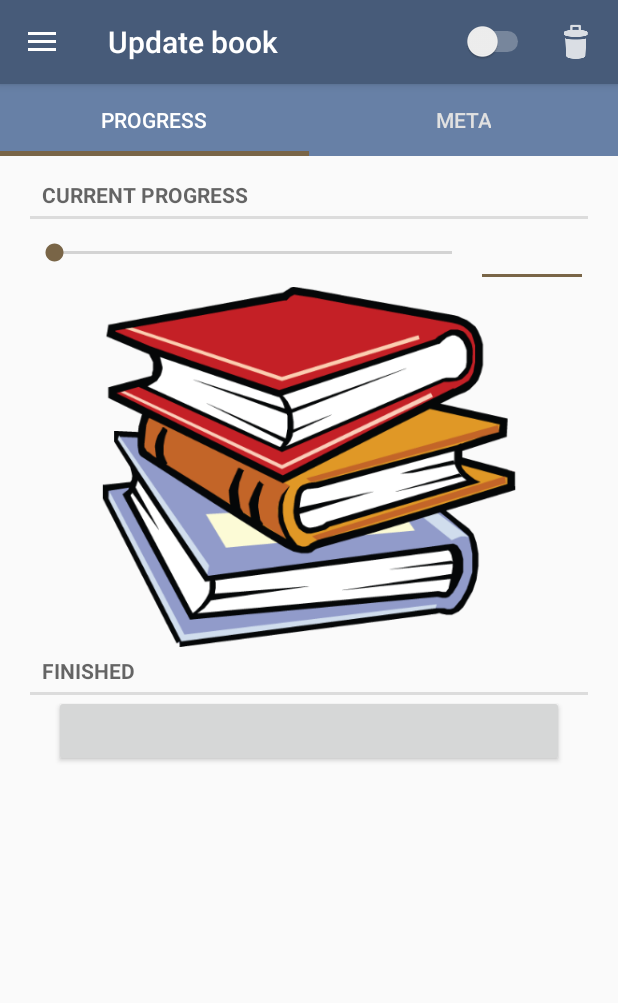
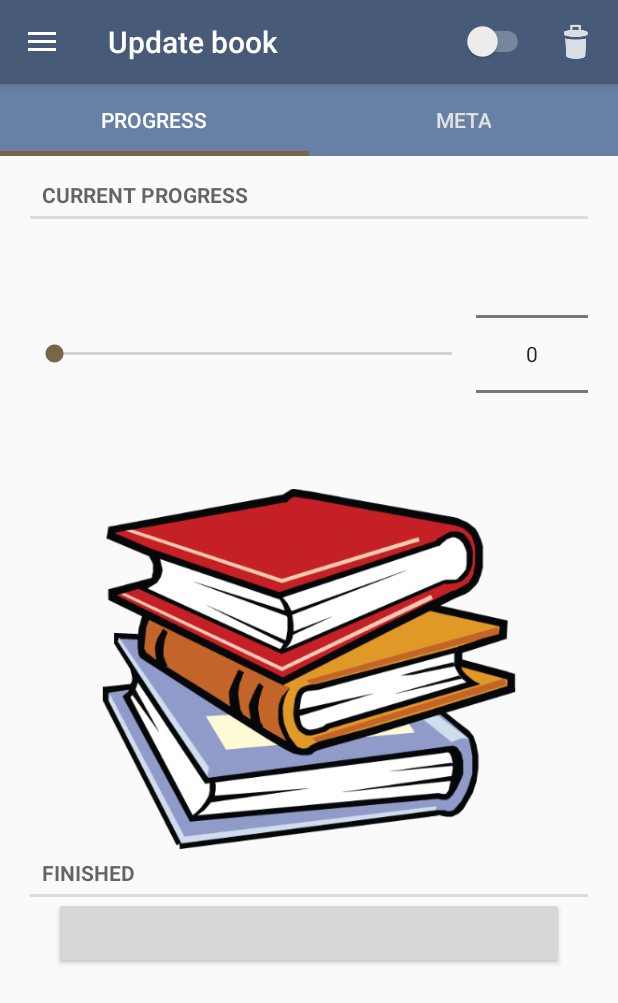
Before and after one commit to nyakeh/PaperTrail, an Android app: the ProgressFragment screen opened directly, with no data from a screen before it, on a phone screen of 412 x 824 dp. Shown: the top 1003 px of the screen. Run offline under Robolectric (Android 15) with nearby library versions, the phone set to English and light mode, and no system bars; our stand-ins replace Picasso; 18 statements that could not run were skipped.

Commit message:
Make it easier to precisely up update your progress, by using a NumberPicker.

```diff
--- a/app/src/main/java/uk/co/nyakeh/papertrail/InputFilterMinMax.java
+++ b/app/src/main/java/uk/co/nyakeh/papertrail/InputFilterMinMax.java
@@ -11,12 +11,6 @@ public class InputFilterMinMax implements InputFilter {
         this.min = min;
         this.max = max;
     }
-
-    public InputFilterMinMax(String min, String max) {
-        this.min = Integer.parseInt(min);
-        this.max = Integer.parseInt(max);
-    }
-
     @Override
     public CharSequence filter(CharSequence source, int start, int end, Spanned dest, int dstart, int dend) {
         try {
--- a/app/src/main/java/uk/co/nyakeh/papertrail/ProgressFragment.java
+++ b/app/src/main/java/uk/co/nyakeh/papertrail/ProgressFragment.java
@@ -5,16 +5,13 @@ import android.content.Intent;
 import android.os.Bundle;
 import android.support.v4.app.Fragment;
 import android.support.v4.app.FragmentManager;
-import android.text.Editable;
-import android.text.InputFilter;
-import android.text.TextWatcher;
 import android.text.format.DateFormat;
 import android.view.LayoutInflater;
 import android.view.View;
 import android.view.ViewGroup;
 import android.widget.Button;
-import android.widget.EditText;
 import android.widget.ImageView;
+import android.widget.NumberPicker;
 import android.widget.SeekBar;
 
 import com.squareup.picasso.Picasso;
@@ -24,7 +21,7 @@ import java.util.Date;
 public class ProgressFragment extends Fragment {
     private static final int REQUEST_DATE_FINISHED = 1;
     private static final String DIALOG_DATE = "DialogDate";
-    private EditText mProgressField;
+    private NumberPicker mProgressNumberPickerField;
     private SeekBar mProgressSeekbarField;
     private Button mDateFinishedButton;
     private ImageView mDateImage;
@@ -37,28 +34,18 @@ public class ProgressFragment extends Fragment {
 
         mBook = (Book) container.getTag(R.string.book);
 
-        mProgressField = (EditText) view.findViewById(R.id.book_progress);
-        mProgressField.setText(Integer.toString(mBook.getProgress()));
-        mProgressField.setFilters(new InputFilter[]{new InputFilterMinMax("0", Integer.toString(mBook.getLength()))});
-        mProgressField.addTextChangedListener(new TextWatcher() {
-            @Override
-            public void beforeTextChanged(CharSequence s, int start, int count, int after) {
-            }
-
-            @Override
-            public void onTextChanged(CharSequence inputChar, int start, int before, int count) {
-                String progressString = inputChar.toString();
-                if (!progressString.isEmpty()) {
-                    int progressValue = Integer.parseInt(progressString);
-                    mBook.setProgress(progressValue);
-                    mProgressSeekbarField.setProgress(progressValue);
+        mProgressNumberPickerField = (NumberPicker) view.findViewById(R.id.book_progress_number_picker);
+        mProgressNumberPickerField.setMinValue(0);
+        mProgressNumberPickerField.setMaxValue(mBook.getLength());
+        mProgressNumberPickerField.setValue(mBook.getProgress());
+        mProgressNumberPickerField.setWrapSelectorWheel(false);
+        mProgressNumberPickerField.setOnValueChangedListener(new NumberPicker.OnValueChangeListener() {
+                @Override
+                public void onValueChange(NumberPicker picker, int oldValue, int newValue) {
+                    mBook.setProgress(newValue);
+                    mProgressSeekbarField.setProgress(newValue);
                 }
-            }
-
-            @Override
-            public void afterTextChanged(Editable s) {
-            }
-        });
+            });
 
         mProgressSeekbarField = (SeekBar) view.findViewById(R.id.book_progress_seekbar);
         mProgressSeekbarField.setMax(mBook.getLength());
@@ -67,18 +54,16 @@ public class ProgressFragment extends Fragment {
             @Override
             public void onProgressChanged(SeekBar seekBar, int progress, boolean fromUser) {
                 mBook.setProgress(progress);
-                mProgressField.setText(Integer.toString(progress));
+                mProgressNumberPickerField.setValue(progress);
                 updateDate();
             }
 
             @Override
             public void onStartTrackingTouch(SeekBar seekBar) {
-
             }
 
             @Override
             public void onStopTrackingTouch(SeekBar seekBar) {
-
             }
         });
 
@@ -115,7 +100,7 @@ public class ProgressFragment extends Fragment {
 
     private void updateProgress(int progressValue) {
         mBook.setProgress(progressValue);
-        mProgressField.setText(Integer.toString(progressValue));
+        mProgressNumberPickerField.setValue(progressValue);
         mProgressSeekbarField.setProgress(progressValue);
     }
 
--- a/app/src/main/res/layout/progress_page.xml
+++ b/app/src/main/res/layout/progress_page.xml
@@ -32,12 +32,11 @@
                 android:layout_gravity="center_vertical"
                 />
 
-            <EditText
-                android:id="@+id/book_progress"
+            <NumberPicker
+                android:id="@+id/book_progress_number_picker"
                 android:layout_width="0dp"
                 android:layout_height="wrap_content"
-                android:layout_weight="1"
-                android:inputType="number"/>
+                android:layout_weight="1"  />
 
         </LinearLayout>
 
```
